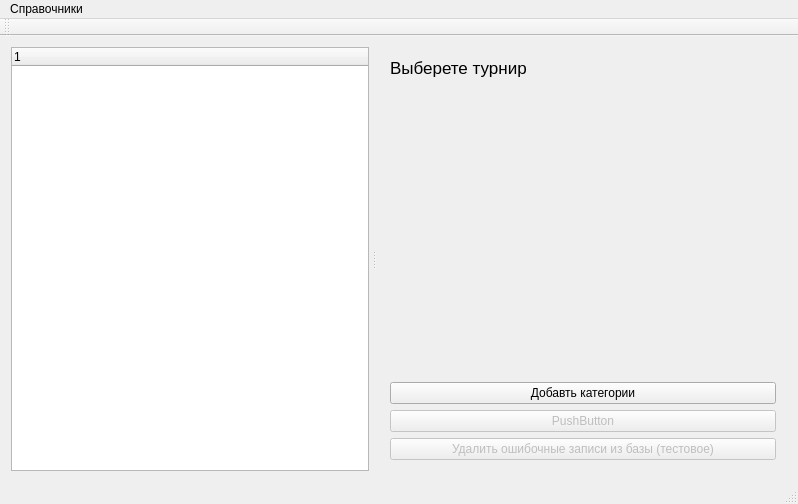
BarsukAlexey/xelarogi, file TournamentManager/mainwindow.ui: the form before one commit.
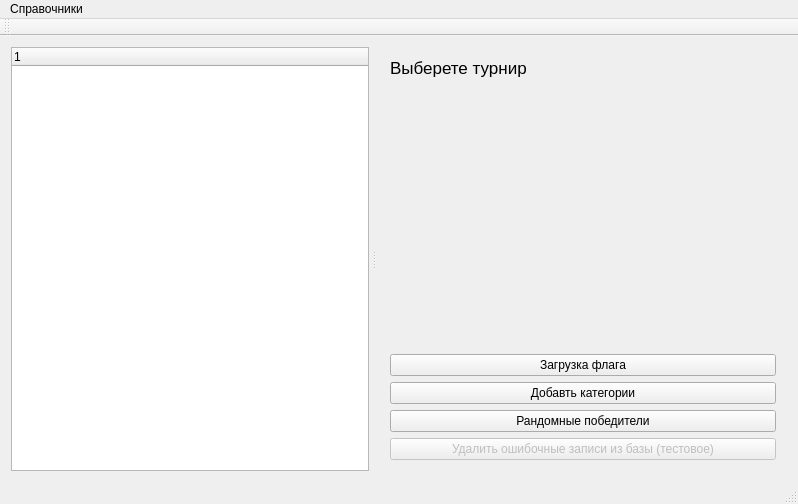
The form after the commit.

Diff of the .ui file:
```diff
--- a/TournamentManager/mainwindow.ui
+++ b/TournamentManager/mainwindow.ui
@@ -119,6 +119,13 @@
              </property>
             </spacer>
            </item>
+           <item>
+            <widget class="QPushButton" name="pushButton_3">
+             <property name="text">
+              <string>Загрузка флага</string>
+             </property>
+            </widget>
+           </item>
            <item>
             <widget class="QPushButton" name="pushButton">
              <property name="enabled">
@@ -132,10 +139,10 @@
            <item>
             <widget class="QPushButton" name="pushButton_2">
              <property name="enabled">
-              <bool>false</bool>
+              <bool>true</bool>
              </property>
              <property name="text">
-              <string>PushButton</string>
+              <string>Рандомные победители</string>
              </property>
             </widget>
            </item>
```
